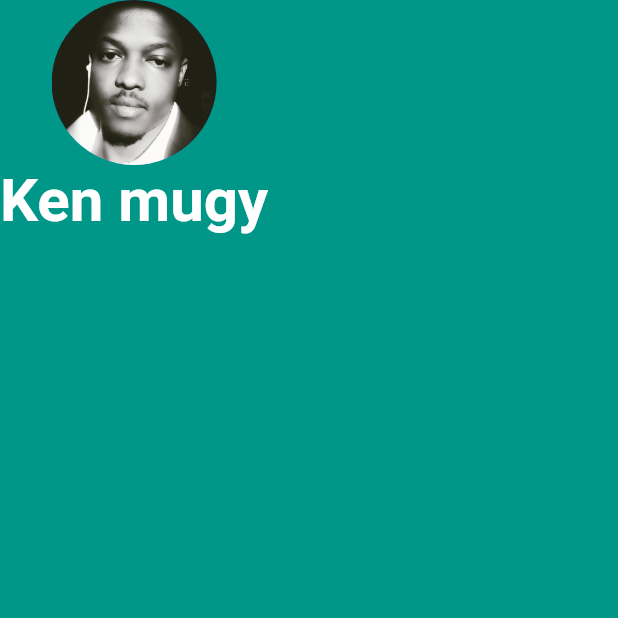
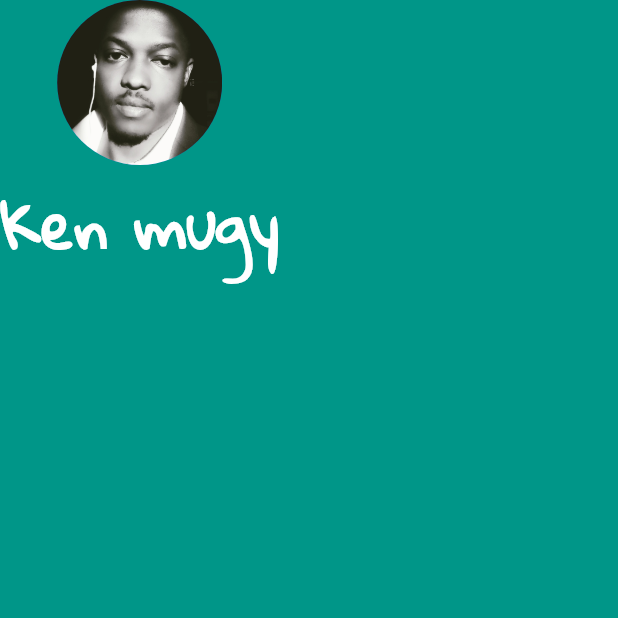
Before and after one commit to kenmugy/flutter-profile-card, a Flutter app: the screen it shows after launch, on a phone screen of 412 x 824 dp, the top half of it. Run offline on Flutter 3.47's test engine with Material 2 defaults, Android fonts, the phone set to English and light mode, and no system bars.

Commit message:
Add external font

```diff
--- a/lib/main.dart
+++ b/lib/main.dart
@@ -19,6 +19,7 @@ class MyApp extends StatelessWidget {
                 child: Text(
                   "Ken mugy",
                   style: TextStyle(
+                    fontFamily: 'GloriaHallelujah',
                     fontSize: 40,
                     color: Colors.white,
                     fontWeight: FontWeight.bold
--- a/pubspec.yaml
+++ b/pubspec.yaml
@@ -21,3 +21,8 @@ flutter:
 
   assets:
     - images/
+
+  fonts:
+    - family: GloriaHallelujah
+      fonts:
+        - asset: fonts/GloriaHallelujah-Regular.ttf
```
Also changed, not shown: fonts/GloriaHallelujah-Regular.ttf (added).
